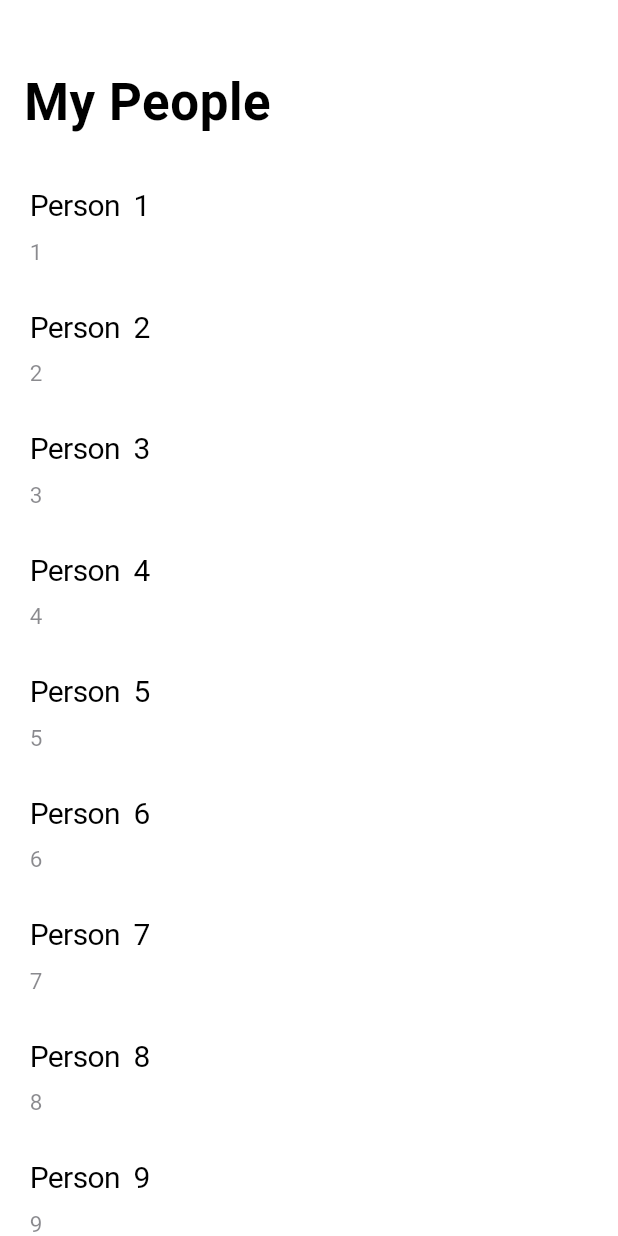
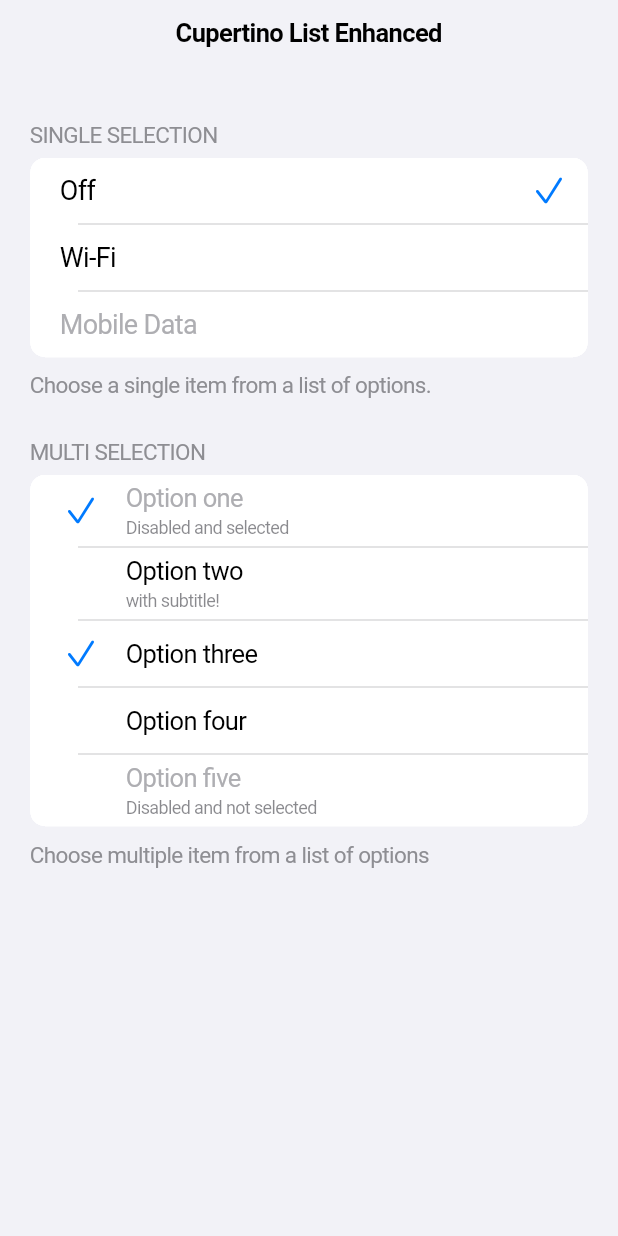
Before and after one commit to Jaydeepsharma93/chapter_2_advanced_flutter, a Flutter app: the screen it shows after launch, on a phone screen of 412 x 824 dp. Run offline on Flutter 3.47's test engine with Material 3 defaults, Android fonts, the phone set to English and light mode, and no system bars.

Commit message:
09/05/2024

```diff
--- a/lib/main.dart
+++ b/lib/main.dart
@@ -2,6 +2,7 @@ import 'package:chapter_2_advanced_flutter/screens/2.1%20Date%20Picker,%20Time%2
 import 'package:chapter_2_advanced_flutter/screens/2.1%20Date%20Picker,%20Time%20Picker,%20Dialog%20Box%20using%20Material%20&%20Cupertino/view/android.dart';
 import 'package:chapter_2_advanced_flutter/screens/2.1%20Date%20Picker,%20Time%20Picker,%20Dialog%20Box%20using%20Material%20&%20Cupertino/view/ios.dart';
 import 'package:chapter_2_advanced_flutter/screens/2.2%20Cupertino%20Widgets/cupertino.dart';
+import 'package:chapter_2_advanced_flutter/screens/2.3%20CupertinoSliverNavigationBar%20%20&%20CupertinoListTile/cupertino_list_selection.dart';
 import 'package:chapter_2_advanced_flutter/screens/2.3%20CupertinoSliverNavigationBar%20%20&%20CupertinoListTile/custom_scroll.dart';
 import 'package:flutter/material.dart';
 import 'package:provider/provider.dart';
@@ -21,12 +22,13 @@ class MyApp extends StatelessWidget {
   Widget build(BuildContext context) {
     return MaterialApp(
       debugShowCheckedModeBanner: false,
-      initialRoute: '/custom_scroll',
+      initialRoute: '/list_selection',
       routes: {
         '/': (context) => const AndroidViewScreen(),
         '/ios': (context) => const IosView(),
         '/ios_cup': (context) => const CupertinoIos(),
-        '/custom_scroll': (context) => const CustomScroll()
+        '/custom_scroll': (context) => const CustomScroll(),
+        '/list_selection' : (context) => const ListSelection()
       },
     );
   }
--- a/lib/screens/2.3 CupertinoSliverNavigationBar  & CupertinoListTile/cupertino_list_selection.dart
+++ b/lib/screens/2.3 CupertinoSliverNavigationBar  & CupertinoListTile/cupertino_list_selection.dart
@@ -0,0 +1,109 @@
+import 'package:flutter/cupertino.dart';
+
+class ListSelection extends StatelessWidget {
+  const ListSelection({super.key});
+
+  @override
+  Widget build(BuildContext context) {
+    return CupertinoApp(
+      debugShowCheckedModeBanner: false,
+      home: CupertinoPageScaffold(
+        backgroundColor: CupertinoColors.systemGrey6,
+        navigationBar: CupertinoNavigationBar(
+          previousPageTitle: "Back",
+          middle: Text("Cupertino List Enhanced"),
+        ),
+        child: Column(
+          children: [
+            SizedBox(height: 65),
+            CupertinoListSection.insetGrouped(
+              footer: Text(
+                "Choose a single item from a list of options.",
+                style: TextStyle(
+                    fontSize: 15,
+                    color: CupertinoColors.systemGrey,
+                    fontWeight: FontWeight.w400),
+              ),
+              header: Text(
+                "SINGLE SELECTION",
+                style: TextStyle(
+                    fontSize: 15,
+                    color: CupertinoColors.systemGrey,
+                    fontWeight: FontWeight.w400),
+              ),
+              dividerMargin: -10,
+              children: [
+                CupertinoListTile(
+                  title: Text(
+                    "Off",
+                    style: TextStyle(fontSize: 18),
+                  ),
+                  trailing: Icon(CupertinoIcons.check_mark),
+                ),
+                CupertinoListTile(
+                    title: Text(
+                  "Wi-Fi",
+                  style: TextStyle(fontSize: 18),
+                )),
+                CupertinoListTile(
+                    title: Text(
+                  "Mobile Data",
+                  style: TextStyle(
+                      fontSize: 18, color: CupertinoColors.systemGrey2),
+                )),
+              ],
+            ),
+            CupertinoListSection.insetGrouped(
+              footer: Text(
+                "Choose multiple item from a list of options",
+                style: TextStyle(
+                    fontSize: 15,
+                    color: CupertinoColors.systemGrey,
+                    fontWeight: FontWeight.w400),
+              ),
+              header: Text(
+                "MULTI SELECTION",
+                style: TextStyle(
+                    fontSize: 15,
+                    color: CupertinoColors.systemGrey,
+                    fontWeight: FontWeight.w400),
+              ),
+              dividerMargin: -10,
+              children: [
+                CupertinoListTile(
+                  title: Text(
+                    "Option one",
+                    style: TextStyle(color: CupertinoColors.systemGrey2),
+                  ),
+                  subtitle: Text("Disabled and selected"),
+                  leading: Icon(CupertinoIcons.check_mark),
+                ),
+                CupertinoListTile(
+                  title: Text("Option two"),
+                  subtitle: Text("with subtitle!"),
+                  leading: SizedBox(),
+                ),
+                CupertinoListTile(
+                  title: Text("Option three"),
+                  leading: Icon(CupertinoIcons.check_mark),
+                ),
+                CupertinoListTile(
+                  title: Text("Option four"),
+                  leading: SizedBox(),
+                ),
+                CupertinoListTile(
+                  title: Text(
+                    "Option five",
+                    style: TextStyle(color: CupertinoColors.systemGrey2),
+                  ),
+                  subtitle: Text("Disabled and not selected"),
+                  leading: SizedBox(),
+                ),
+              ],
+            )
+          ],
+        ),
+      ),
+    );
+  }
+}
```
Also changed, not shown: Screenshot_20240509_130911.png (added).
